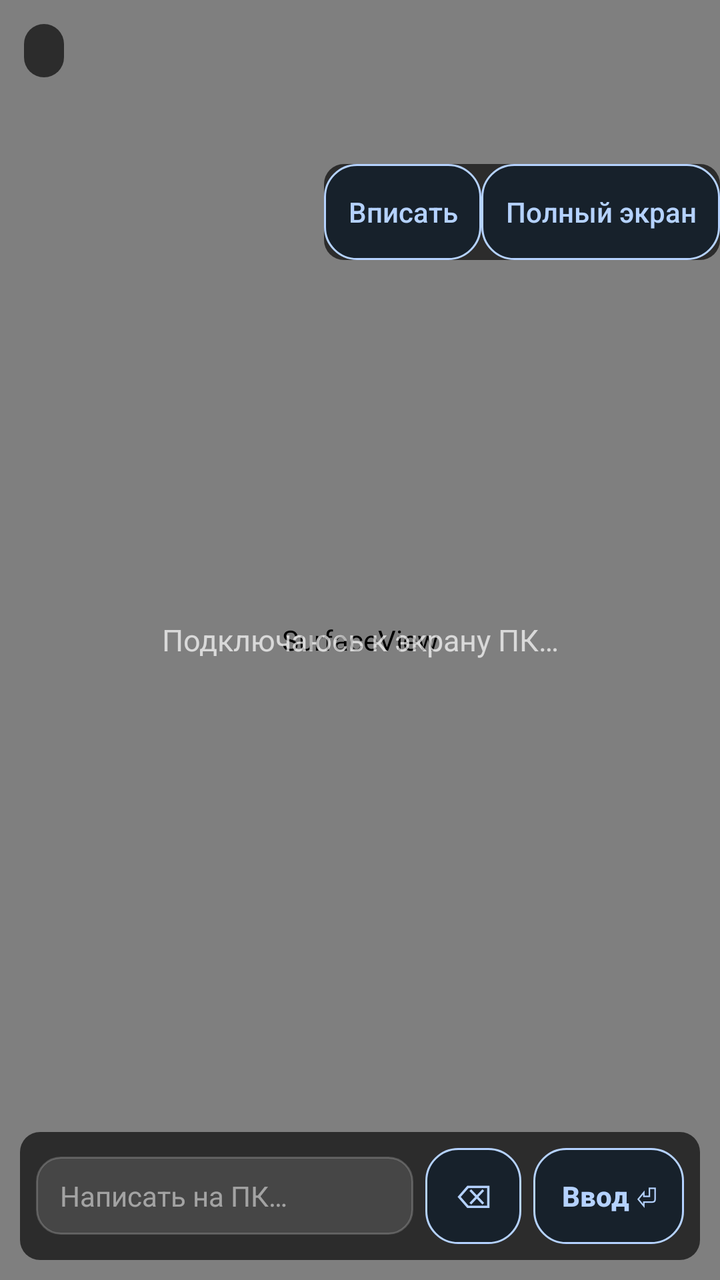
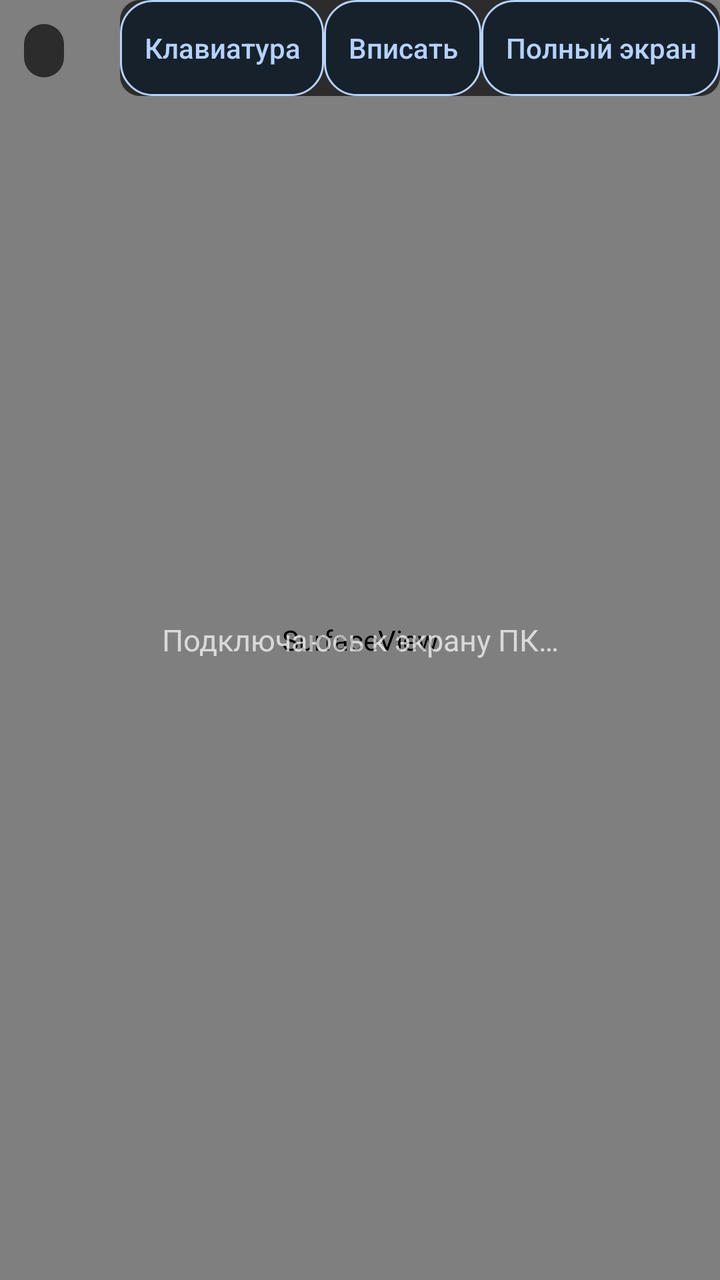

The first picture is an Android layout as it rendered before a commit; the second is the same layout after the commit. The layout source and the unified diff follow.
<!-- AndroidManifest.xml: application theme AppTheme -->
<!-- res/layout/screen_view.xml -->
<?xml version="1.0" encoding="utf-8"?>

<FrameLayout xmlns:android="http://schemas.android.com/apk/res/android"
    android:layout_width="match_parent"
    android:layout_height="match_parent"
    android:background="@android:color/black">

    <SurfaceView
        android:id="@+id/video"
        android:layout_width="match_parent"
        android:layout_height="match_parent" />

    <TextView
        android:id="@+id/shot_message"
        android:layout_width="wrap_content"
        android:layout_height="wrap_content"
        android:layout_gravity="center"
        android:gravity="center"
        android:paddingLeft="24dp"
        android:paddingRight="24dp"
        android:text="@string/screen_connecting"
        android:textColor="#B3FFFFFF"
        android:textSize="15sp" />

    <TextView
        android:id="@+id/shot_meta"
        android:layout_width="wrap_content"
        android:layout_height="wrap_content"
        android:layout_gravity="top|start"
        android:layout_margin="12dp"
        android:background="@drawable/meta_bg"
        android:paddingLeft="10dp"
        android:paddingRight="10dp"
        android:paddingTop="6dp"
        android:paddingBottom="6dp"
        android:textColor="#E6FFFFFF"
        android:textSize="11sp" />

    <LinearLayout
        android:id="@+id/screen_input_bar"
        android:layout_width="match_parent"
        android:layout_height="wrap_content"
        android:layout_gravity="bottom"
        android:layout_margin="10dp"
        android:background="@drawable/meta_bg"
        android:orientation="horizontal"
        android:gravity="center_vertical"
        android:padding="8dp">

        <EditText
            android:id="@+id/cmd_text"
            android:layout_width="0dp"
            android:layout_height="wrap_content"
            android:layout_weight="1"
            android:background="@drawable/input_dark"
            android:hint="@string/type_hint"
            android:imeOptions="actionSend"
            android:inputType="text"
            android:maxLength="1000"
            android:paddingLeft="12dp"
            android:paddingRight="12dp"
            android:paddingTop="10dp"
            android:paddingBottom="10dp"
            android:singleLine="true"
            android:textColor="#FFFFFFFF"
            android:textColorHint="#80FFFFFF"
            android:textSize="14sp" />

        <Button
            style="@style/BtnToolbar"
            android:id="@+id/cmd_back"
            android:layout_width="wrap_content"
            android:layout_height="48dp"
            android:layout_marginStart="6dp"
            android:paddingLeft="12dp"
            android:paddingRight="12dp"
            android:text="@string/type_back"
            android:textAllCaps="false"
            android:textSize="16sp" />

        <Button
            style="@style/BtnToolbar"
            android:id="@+id/cmd_send"
            android:layout_width="wrap_content"
            android:layout_height="48dp"
            android:layout_marginStart="6dp"
            android:paddingLeft="14dp"
            android:paddingRight="14dp"
            android:text="@string/type_send"
            android:textAllCaps="false"
            android:textSize="14sp"
            android:textStyle="bold" />
    </LinearLayout>
    <LinearLayout
        android:layout_width="wrap_content" android:layout_height="wrap_content"
        android:layout_gravity="top|end" android:layout_marginTop="82dp"
        android:background="@drawable/meta_bg" android:orientation="horizontal">
        <Button android:id="@+id/screen_scale" style="@style/BtnToolbar"
            android:layout_width="wrap_content" android:layout_height="48dp"
            android:text="@string/screen_fit" />
        <Button android:id="@+id/screen_fullscreen" style="@style/BtnToolbar"
            android:layout_width="wrap_content" android:layout_height="48dp"
            android:text="@string/screen_fullscreen" />
    </LinearLayout>
</FrameLayout>
<!-- resources referenced by this layout -->
<resources>
  <!-- drawable input_dark (drawable) -->
  <?xml version="1.0" encoding="utf-8"?>
  <shape xmlns:android="http://schemas.android.com/apk/res/android"
      android:shape="rectangle">
      <solid android:color="#1FFFFFFF" />
      <stroke android:width="1dp" android:color="#33FFFFFF" />
      <corners android:radius="12dp" />
  </shape>
  <!-- drawable meta_bg (drawable) -->
  <?xml version="1.0" encoding="utf-8"?>
  <shape xmlns:android="http://schemas.android.com/apk/res/android"
      android:shape="rectangle">
      <solid android:color="#A6000000" />
      <corners android:radius="10dp" />
  </shape>
  <string name="screen_connecting">Подключаюсь к экрану ПК…</string>
  <string name="screen_fit">Вписать</string>
  <string name="screen_fullscreen">Полный экран</string>
  <string name="type_back">⌫</string>
  <string name="type_hint">Написать на ПК…</string>
  <string name="type_send">Ввод ⏎</string>
  <style name="BtnToolbar" parent="AppButton">
          <item name="android:background">@drawable/btn_toolbar</item>
          <item name="android:textColor">@color/button_toolbar_label</item>
      </style>
  <style name="AppButton" parent="@android:style/Widget.Material.Button">
          <item name="android:background">@drawable/btn_outline</item>
          <item name="android:backgroundTint">@null</item>
          <item name="android:stateListAnimator">@null</item>
          <item name="android:elevation">0dp</item>
          <item name="android:textColor">@color/button_outline_text</item>
          <item name="android:textAllCaps">false</item>
          <item name="android:minHeight">48dp</item>
          <item name="android:minWidth">48dp</item>
          <item name="android:paddingLeft">12dp</item>
          <item name="android:paddingRight">12dp</item>
          <item name="android:paddingTop">8dp</item>
          <item name="android:paddingBottom">8dp</item>
      </style>
  <!-- drawable window_bg (drawable) -->
  <?xml version="1.0" encoding="utf-8"?>
  
  <shape xmlns:android="http://schemas.android.com/apk/res/android"
      android:shape="rectangle">
      <gradient
          android:angle="270"
          android:startColor="?attr/db_bg_grad_top"
          android:endColor="?attr/db_bg_grad_bottom" />
  </shape>
  <style name="AppDialogTheme" parent="@android:style/Theme.Material.Light.Dialog.Alert">
          <item name="android:colorAccent">?attr/db_primary</item>
          <item name="android:buttonStyle">@style/AppButton</item>
          <item name="android:buttonBarButtonStyle">@style/BtnDialog</item>
          <item name="android:buttonBarPositiveButtonStyle">@style/BtnDialog</item>
          <item name="android:buttonBarNegativeButtonStyle">@style/BtnDialog</item>
          <item name="android:buttonBarNeutralButtonStyle">@style/BtnDialog</item>
      </style>
  <color name="button_toolbar_ripple">#408AB4F8</color>
  <color name="button_toolbar_surface">#FF17212B</color>
  <color name="button_toolbar_disabled">#FF74859B</color>
  <color name="button_toolbar_highlight">#FF304968</color>
  <color name="button_toolbar_text">#FFB5D2FF</color>
  <style name="BtnDialog" parent="AppButton">
          <item name="android:background">@drawable/btn_flat</item>
      </style>
  <!-- unchanged entries left out for length: 4 -->
</resources>

<!-- the commit's change to res/layout/screen_view.xml (unified diff, before → after) -->
@@ -37,64 +37,12 @@
         android:textSize="11sp" />
 
     <LinearLayout
-        android:id="@+id/screen_input_bar"
-        android:layout_width="match_parent"
-        android:layout_height="wrap_content"
-        android:layout_gravity="bottom"
-        android:layout_margin="10dp"
-        android:background="@drawable/meta_bg"
-        android:orientation="horizontal"
-        android:gravity="center_vertical"
-        android:padding="8dp">
-
-        <EditText
-            android:id="@+id/cmd_text"
-            android:layout_width="0dp"
-            android:layout_height="wrap_content"
-            android:layout_weight="1"
-            android:background="@drawable/input_dark"
-            android:hint="@string/type_hint"
-            android:imeOptions="actionSend"
-            android:inputType="text"
-            android:maxLength="1000"
-            android:paddingLeft="12dp"
-            android:paddingRight="12dp"
-            android:paddingTop="10dp"
-            android:paddingBottom="10dp"
-            android:singleLine="true"
-            android:textColor="#FFFFFFFF"
-            android:textColorHint="#80FFFFFF"
-            android:textSize="14sp" />
-
-        <Button
-            style="@style/BtnToolbar"
-            android:id="@+id/cmd_back"
-            android:layout_width="wrap_content"
-            android:layout_height="48dp"
-            android:layout_marginStart="6dp"
-            android:paddingLeft="12dp"
-            android:paddingRight="12dp"
-            android:text="@string/type_back"
-            android:textAllCaps="false"
-            android:textSize="16sp" />
-
-        <Button
-            style="@style/BtnToolbar"
-            android:id="@+id/cmd_send"
-            android:layout_width="wrap_content"
-            android:layout_height="48dp"
-            android:layout_marginStart="6dp"
-            android:paddingLeft="14dp"
-            android:paddingRight="14dp"
-            android:text="@string/type_send"
-            android:textAllCaps="false"
-            android:textSize="14sp"
-            android:textStyle="bold" />
-    </LinearLayout>
-    <LinearLayout
         android:layout_width="wrap_content" android:layout_height="wrap_content"
-        android:layout_gravity="top|end" android:layout_marginTop="82dp"
+        android:layout_gravity="top|end" android:layout_marginTop="0dp"
         android:background="@drawable/meta_bg" android:orientation="horizontal">
+        <Button android:id="@+id/screen_keyboard" style="@style/BtnToolbar"
+            android:layout_width="wrap_content" android:layout_height="48dp"
+            android:text="@string/screen_keyboard" />
         <Button android:id="@+id/screen_scale" style="@style/BtnToolbar"
             android:layout_width="wrap_content" android:layout_height="48dp"
             android:text="@string/screen_fit" />
<!-- resource entries referenced after the edit -->
@@ -1,13 +1,5 @@
 <!-- resources referenced by this layout -->
 <resources>
-  <!-- drawable input_dark (drawable) -->
-  <?xml version="1.0" encoding="utf-8"?>
-  <shape xmlns:android="http://schemas.android.com/apk/res/android"
-      android:shape="rectangle">
-      <solid android:color="#1FFFFFFF" />
-      <stroke android:width="1dp" android:color="#33FFFFFF" />
-      <corners android:radius="12dp" />
-  </shape>
   <!-- drawable meta_bg (drawable) -->
   <?xml version="1.0" encoding="utf-8"?>
   <shape xmlns:android="http://schemas.android.com/apk/res/android"
@@ -18,9 +10,7 @@
   <string name="screen_connecting">Подключаюсь к экрану ПК…</string>
   <string name="screen_fit">Вписать</string>
   <string name="screen_fullscreen">Полный экран</string>
-  <string name="type_back">⌫</string>
-  <string name="type_hint">Написать на ПК…</string>
-  <string name="type_send">Ввод ⏎</string>
+  <string name="screen_keyboard">Клавиатура</string>
   <style name="BtnToolbar" parent="AppButton">
           <item name="android:background">@drawable/btn_toolbar</item>
           <item name="android:textColor">@color/button_toolbar_label</item>
